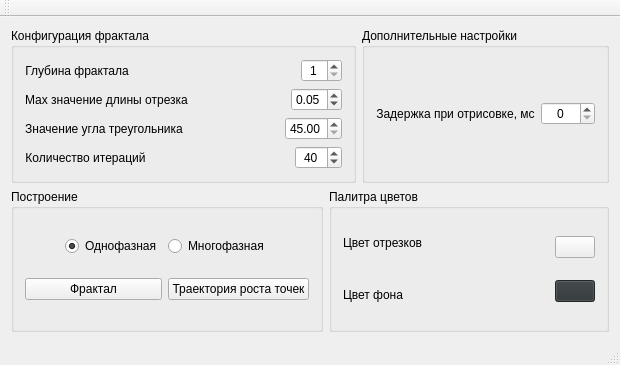
Before: the Qt Designer form mainwindow.ui in teploff/fractal_growth, drawn with Qt 5.
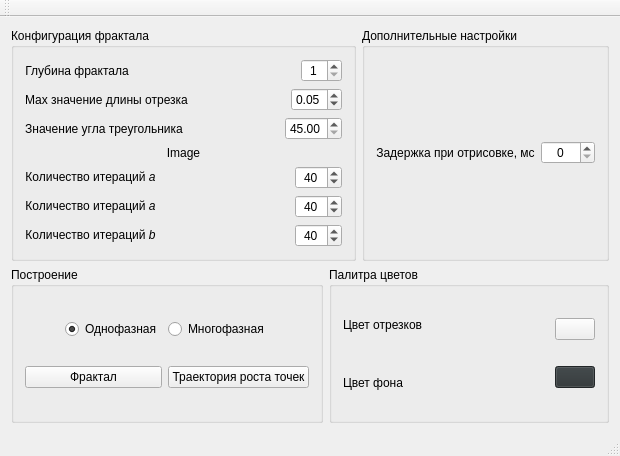
After: the same form once the commit is applied.

Patch:
```diff
--- a/mainwindow.ui
+++ b/mainwindow.ui
@@ -7,7 +7,7 @@
     <x>0</x>
     <y>0</y>
     <width>620</width>
-    <height>365</height>
+    <height>456</height>
    </rect>
   </property>
   <property name="windowTitle">
@@ -152,12 +152,22 @@
            </item>
           </layout>
          </item>
+         <item>
+          <widget class="QLabel" name="l_image">
+           <property name="text">
+            <string>Image</string>
+           </property>
+           <property name="alignment">
+            <set>Qt::AlignCenter</set>
+           </property>
+          </widget>
+         </item>
          <item>
           <layout class="QHBoxLayout" name="horizontalLayout_10">
            <item>
             <widget class="QLabel" name="l_single_phase_count_iter">
              <property name="text">
-              <string>Количество итераций</string>
+              <string>&lt;html&gt;&lt;head/&gt;&lt;body&gt;&lt;p&gt;Количество итераций &lt;span style=&quot; font-style:italic;&quot;&gt;a&lt;/span&gt;&lt;/p&gt;&lt;/body&gt;&lt;/html&gt;</string>
              </property>
              <property name="textFormat">
               <enum>Qt::AutoText</enum>
@@ -181,7 +191,105 @@
             </spacer>
            </item>
            <item>
-            <widget class="QSpinBox" name="sb_single_phase_count_iter">
+            <widget class="QSpinBox" name="sb_single_phase_count_iter_a">
+             <property name="alignment">
+              <set>Qt::AlignCenter</set>
+             </property>
+             <property name="minimum">
+              <number>1</number>
+             </property>
+             <property name="maximum">
+              <number>200</number>
+             </property>
+             <property name="singleStep">
+              <number>5</number>
+             </property>
+             <property name="value">
+              <number>40</number>
+             </property>
+            </widget>
+           </item>
+          </layout>
+         </item>
+         <item>
+          <layout class="QHBoxLayout" name="horizontalLayout_12">
+           <item>
+            <widget class="QLabel" name="l_several_phase_count_iter_a">
+             <property name="text">
+              <string>&lt;html&gt;&lt;head/&gt;&lt;body&gt;&lt;p&gt;Количество итераций &lt;span style=&quot; font-style:italic;&quot;&gt;a&lt;/span&gt;&lt;/p&gt;&lt;/body&gt;&lt;/html&gt;</string>
+             </property>
+             <property name="textFormat">
+              <enum>Qt::AutoText</enum>
+             </property>
+             <property name="alignment">
+              <set>Qt::AlignCenter</set>
+             </property>
+            </widget>
+           </item>
+           <item>
+            <spacer name="horizontalSpacer_9">
+             <property name="orientation">
+              <enum>Qt::Horizontal</enum>
+             </property>
+             <property name="sizeHint" stdset="0">
+              <size>
+               <width>40</width>
+               <height>20</height>
+              </size>
+             </property>
+            </spacer>
+           </item>
+           <item>
+            <widget class="QSpinBox" name="sb_several_phase_count_iter_a">
+             <property name="alignment">
+              <set>Qt::AlignCenter</set>
+             </property>
+             <property name="minimum">
+              <number>1</number>
+             </property>
+             <property name="maximum">
+              <number>200</number>
+             </property>
+             <property name="singleStep">
+              <number>5</number>
+             </property>
+             <property name="value">
+              <number>40</number>
+             </property>
+            </widget>
+           </item>
+          </layout>
+         </item>
+         <item>
+          <layout class="QHBoxLayout" name="horizontalLayout_13">
+           <item>
+            <widget class="QLabel" name="l_several_phase_count_iter_b">
+             <property name="text">
+              <string>&lt;html&gt;&lt;head/&gt;&lt;body&gt;&lt;p&gt;Количество итераций &lt;span style=&quot; font-style:italic;&quot;&gt;b&lt;/span&gt;&lt;/p&gt;&lt;/body&gt;&lt;/html&gt;</string>
+             </property>
+             <property name="textFormat">
+              <enum>Qt::AutoText</enum>
+             </property>
+             <property name="alignment">
+              <set>Qt::AlignCenter</set>
+             </property>
+            </widget>
+           </item>
+           <item>
+            <spacer name="horizontalSpacer_8">
+             <property name="orientation">
+              <enum>Qt::Horizontal</enum>
+             </property>
+             <property name="sizeHint" stdset="0">
+              <size>
+               <width>40</width>
+               <height>20</height>
+              </size>
+             </property>
+            </spacer>
+           </item>
+           <item>
+            <widget class="QSpinBox" name="sb_several_phase_count_iter_b">
              <property name="alignment">
               <set>Qt::AlignCenter</set>
              </property>
```
Left out of the diff: 2 changed lines with no effect on the pictures.
